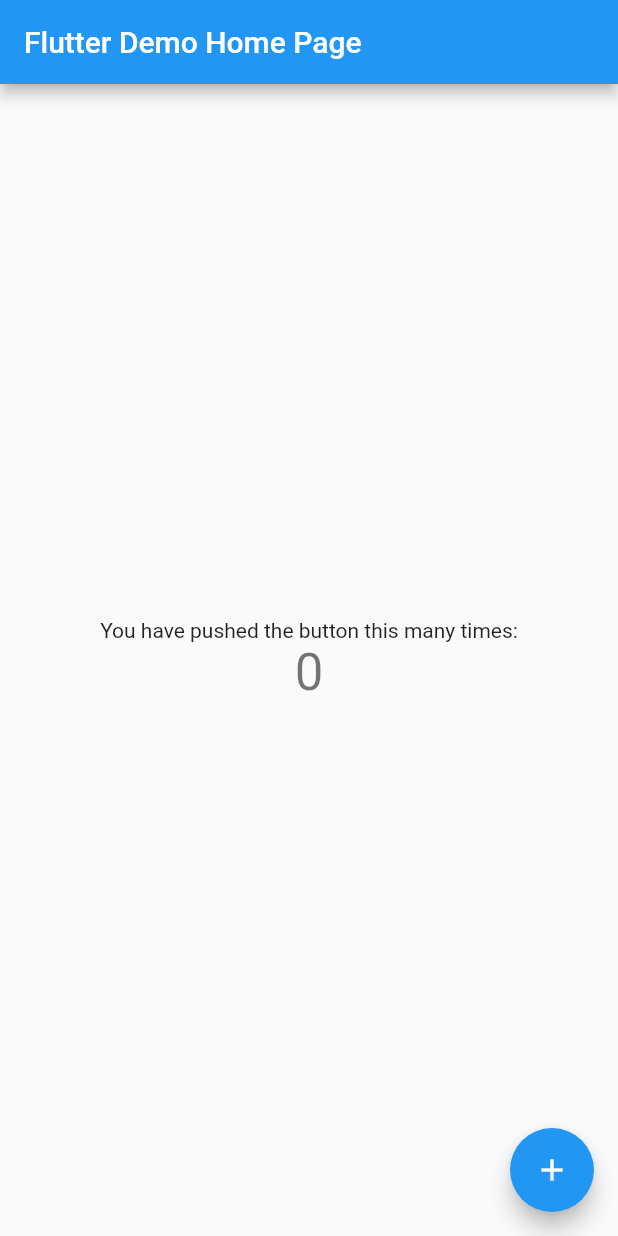
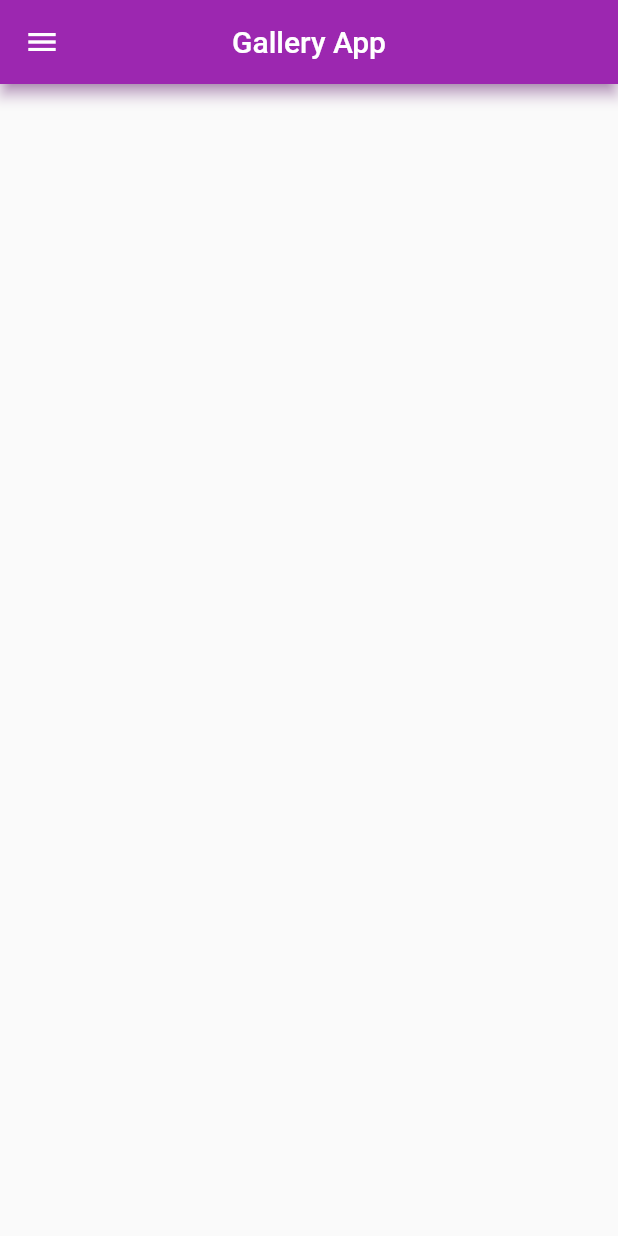
Before and after one commit to DpkPatil05/GalleryApp, a Flutter app: the screen it shows after launch, on a phone screen of 412 x 824 dp. Run offline on Flutter 3.47's test engine with Material 2 defaults, Android fonts, the phone set to English and light mode, and no system bars.

Commit message:
added ui

```diff
--- /dev/null
+++ b/lib/common/color_palette.dart
@@ -0,0 +1,13 @@
+import 'dart:ui';
+
+class Palette {
+  Palette._();
+
+  // Basic colors
+  static const Color primary = Color(0xff9c27b0);
+  static const Color secondary = Color(0xffff1744);
+  static const Color tertiary = Color(0xffaf52bf);
+
+  static const Color fontColor = Color(0xff0d0d0d);
+  static const Color bg = Color(0xfff0fcff);
+}
--- a/lib/main.dart
+++ b/lib/main.dart
@@ -1,113 +1,25 @@
 import 'package:flutter/material.dart';
+import 'package:gallery_app/providers/drawer_provider.dart';
+import 'package:gallery_app/screens/gallery_view.dart';
+import 'package:provider/provider.dart';
 
-void main() {
-  runApp(MyApp());
+void main() async {
+  runApp(GalleryApp());
 }
 
-class MyApp extends StatelessWidget {
-  // This widget is the root of your application.
+class GalleryApp extends StatefulWidget {
+  @override
+  _GalleryAppState createState() => _GalleryAppState();
+}
+
+class _GalleryAppState extends State<GalleryApp> {
   @override
   Widget build(BuildContext context) {
-    return MaterialApp(
-      title: 'Flutter Demo',
-      theme: ThemeData(
-        // This is the theme of your application.
-        //
-        // Try running your application with "flutter run". You'll see the
-        // application has a blue toolbar. Then, without quitting the app, try
-        // changing the primarySwatch below to Colors.green and then invoke
-        // "hot reload" (press "r" in the console where you ran "flutter run",
-        // or simply save your changes to "hot reload" in a Flutter IDE).
-        // Notice that the counter didn't reset back to zero; the application
-        // is not restarted.
-        primarySwatch: Colors.blue,
-      ),
-      home: MyHomePage(title: 'Flutter Demo Home Page'),
+    return MultiProvider(
+      providers: [
+        ChangeNotifierProvider(create: (context) => DrawerProvider()),
+      ],
+      child: MaterialApp(home: GalleryView()),
     );
   }
 }
-
-class MyHomePage extends StatefulWidget {
-  MyHomePage({Key? key, required this.title}) : super(key: key);
-
-  // This widget is the home page of your application. It is stateful, meaning
-  // that it has a State object (defined below) that contains fields that affect
-  // how it looks.
-
-  // This class is the configuration for the state. It holds the values (in this
-  // case the title) provided by the parent (in this case the App widget) and
-  // used by the build method of the State. Fields in a Widget subclass are
-  // always marked "final".
-
-  final String title;
-
-  @override
-  _MyHomePageState createState() => _MyHomePageState();
-}
-
-class _MyHomePageState extends State<MyHomePage> {
-  int _counter = 0;
-
-  void _incrementCounter() {
-    setState(() {
-      // This call to setState tells the Flutter framework that something has
-      // changed in this State, which causes it to rerun the build method below
-      // so that the display can reflect the updated values. If we changed
-      // _counter without calling setState(), then the build method would not be
-      // called again, and so nothing would appear to happen.
-      _counter++;
-    });
-  }
-
-  @override
-  Widget build(BuildContext context) {
-    // This method is rerun every time setState is called, for instance as done
-    // by the _incrementCounter method above.
-    //
-    // The Flutter framework has been optimized to make rerunning build methods
-    // fast, so that you can just rebuild anything that needs updating rather
-    // than having to individually change instances of widgets.
-    return Scaffold(
-      appBar: AppBar(
-        // Here we take the value from the MyHomePage object that was created by
-        // the App.build method, and use it to set our appbar title.
-        title: Text(widget.title),
-      ),
-      body: Center(
-        // Center is a layout widget. It takes a single child and positions it
-        // in the middle of the parent.
-        child: Column(
-          // Column is also a layout widget. It takes a list of children and
-          // arranges them vertically. By default, it sizes itself to fit its
-          // children horizontally, and tries to be as tall as its parent.
-          //
-          // Invoke "debug painting" (press "p" in the console, choose the
-          // "Toggle Debug Paint" action from the Flutter Inspector in Android
-          // Studio, or the "Toggle Debug Paint" command in Visual Studio Code)
-          // to see the wireframe for each widget.
-          //
-          // Column has various properties to control how it sizes itself and
-          // how it positions its children. Here we use mainAxisAlignment to
-          // center the children vertically; the main axis here is the vertical
-          // axis because Columns are vertical (the cross axis would be
-          // horizontal).
-          mainAxisAlignment: MainAxisAlignment.center,
-          children: <Widget>[
-            Text(
-              'You have pushed the button this many times:',
-            ),
-            Text(
-              '$_counter',
-              style: Theme.of(context).textTheme.headline4,
-            ),
-          ],
-        ),
-      ),
-      floatingActionButton: FloatingActionButton(
-        onPressed: _incrementCounter,
-        tooltip: 'Increment',
-        child: Icon(Icons.add),
-      ), // This trailing comma makes auto-formatting nicer for build methods.
-    );
-  }
-}
--- /dev/null
+++ b/lib/providers/drawer_provider.dart
@@ -0,0 +1,5 @@
+import 'package:flutter/cupertino.dart';
+
+class DrawerProvider with ChangeNotifier {
+
+}
--- /dev/null
+++ b/lib/screens/gallery_view.dart
@@ -0,0 +1,47 @@
+import 'package:flutter/cupertino.dart';
+import 'package:flutter/material.dart';
+import 'package:gallery_app/common/color_palette.dart';
+import 'package:gallery_app/providers/drawer_provider.dart';
+import 'package:provider/provider.dart';
+
+class GalleryView extends StatefulWidget {
+  const GalleryView({Key? key}) : super(key: key);
+
+  @override
+  _GalleryViewState createState() => _GalleryViewState();
+}
+
+class _GalleryViewState extends State<GalleryView> {
+  @override
+  Widget build(BuildContext context) {
+    return Consumer<DrawerProvider>(builder: (context, prov, _) {
+      return Scaffold(
+        appBar: AppBar(
+          title: Text(
+            'Gallery App',
+            style: TextStyle(
+              color: Colors.white,
+            ),
+          ),
+          centerTitle: true,
+          backgroundColor: Palette.primary,
+          shadowColor: Palette.tertiary,
+        ),
+        drawer: Drawer(
+          child: Column(
+            children: [
+              MaterialButton(
+                child: Text('Settings'),
+                  onPressed: () {}
+                  ),
+              MaterialButton(
+                  child: Text('Gallery Page'),
+                  onPressed: () {}
+              ),
+            ],
+          ),
+        ),
+      );
+    });
+  }
+}
--- a/pubspec.yaml
+++ b/pubspec.yaml
@@ -24,6 +24,7 @@ dependencies:
   flutter:
     sdk: flutter
 
+  provider: ^5.0.0
 
   # The following adds the Cupertino Icons font to your application.
   # Use with the CupertinoIcons class for iOS style icons.
```
Also changed, not shown: pubspec.lock.
